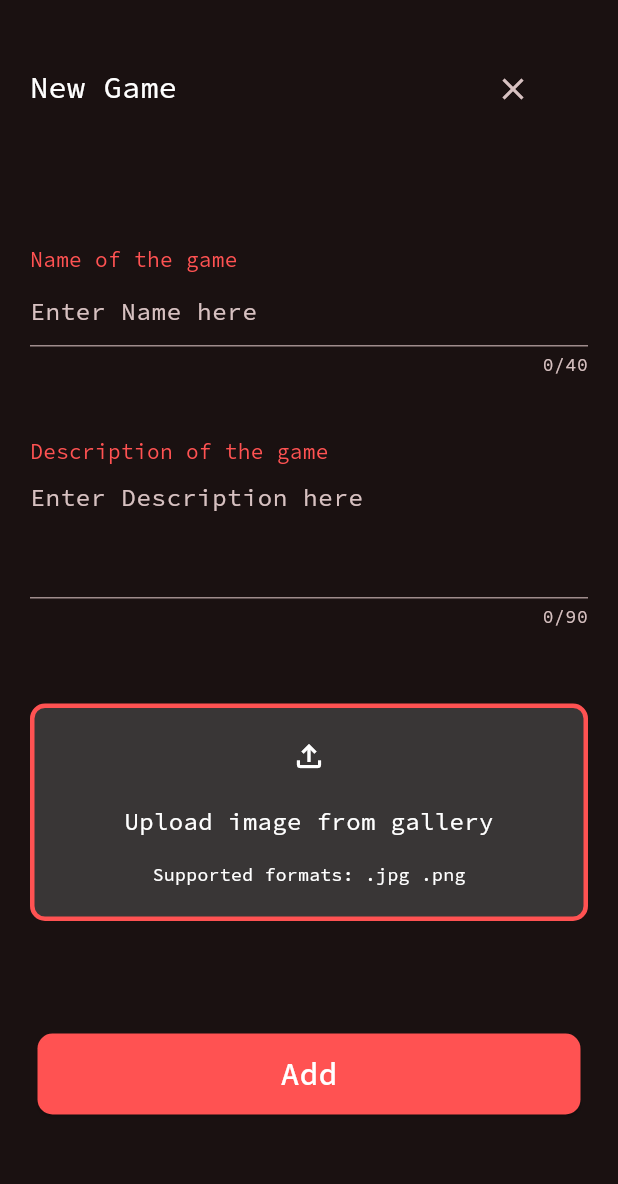
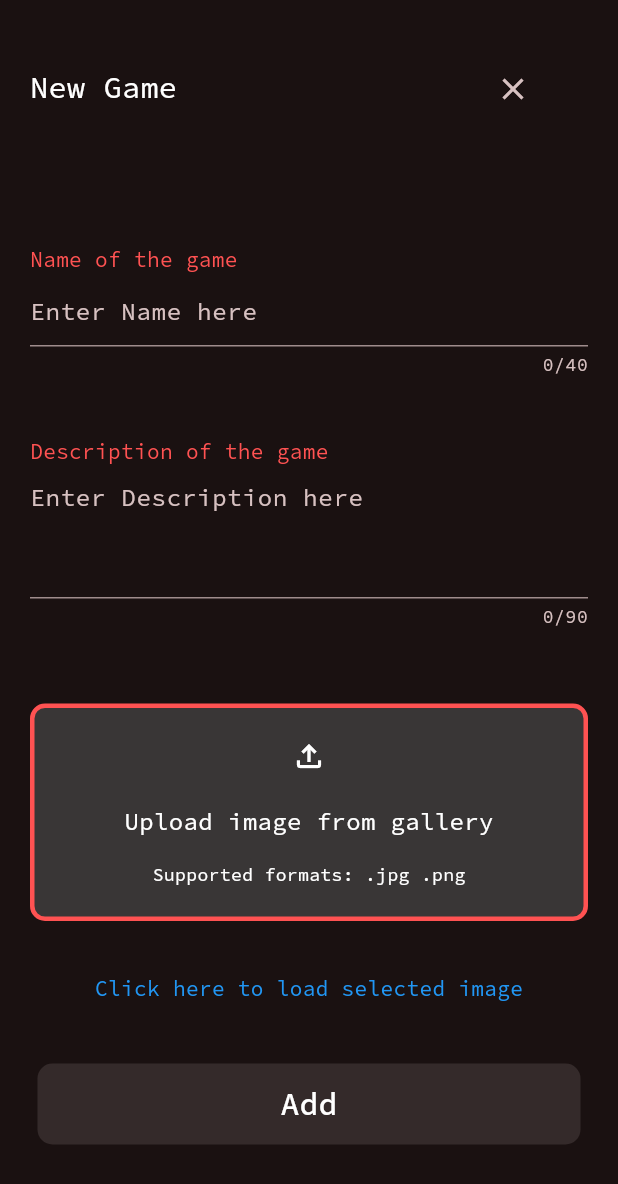
Before and after one commit to nikhil-RGB/gaming-tracker, a Flutter app: the AddGamePage screen opened directly, on a phone screen of 412 x 824 dp. Shown: the top 1184 px of the screen. Run offline on Flutter 3.47's test engine with Material 3 defaults, Android fonts, the phone set to English and light mode, and no system bars; our stand-ins replace calendar_date_picker2, fluttertoast, gap, google_fonts, image_picker.

Commit message:
✨ Add image picker(from gallery)

```diff
--- a/lib/pages/AddGamePage.dart
+++ b/lib/pages/AddGamePage.dart
@@ -1,6 +1,11 @@
+import 'dart:io';
+
 import 'package:flutter/material.dart';
 import 'package:gap/gap.dart';
 import 'package:fluttertoast/fluttertoast.dart';
+import 'package:image_picker/image_picker.dart';
+
+XFile? image;
 
 class AddGamePage extends StatefulWidget {
   @override
@@ -12,7 +17,6 @@ class _AddGamePageState extends State<AddGamePage> {
   final TextEditingController _description = TextEditingController();
   @override
   Widget build(BuildContext context) {
-    ThemeData theme = Theme.of(context);
     return Scaffold(
       // resizeToAvoidBottomInset: false,
       body: SingleChildScrollView(
@@ -47,7 +51,9 @@ class _AddGamePageState extends State<AddGamePage> {
             buildDescriptionField(),
             Gap(10),
             buildImageContainer(),
-            Gap(30),
+            const Gap(5),
+            _clickToLoad(),
+            const Gap(5),
             buildSubmitButton(),
           ],
         ),
@@ -55,6 +61,26 @@ class _AddGamePageState extends State<AddGamePage> {
     );
   }
 
+  //Click here to load image text
+  Widget _clickToLoad() {
+    return GestureDetector(
+      //on user tap.
+      onTap: () {
+        setState(() {});
+      },
+      child: const Center(
+        child: Padding(
+          padding: EdgeInsets.all(10.0),
+          child: Text(
+            "Click here to load selected image",
+            style: TextStyle(fontSize: 14, color: Colors.blue),
+          ),
+        ),
+      ),
+    );
+  }
+
+  //builds the name field
   Widget buildNameField() {
     return Padding(
       padding: const EdgeInsets.all(20.0),
@@ -70,6 +96,9 @@ class _AddGamePageState extends State<AddGamePage> {
             ),
           ),
           TextField(
+            onChanged: (value) {
+              setState(() {});
+            },
             controller: _name,
             maxLength: 40,
             style: const TextStyle(color: Colors.white),
@@ -82,6 +111,7 @@ class _AddGamePageState extends State<AddGamePage> {
     );
   }
 
+  //Builds the description field
   Widget buildDescriptionField() {
     return Padding(
       padding: const EdgeInsets.all(20.0),
@@ -97,6 +127,9 @@ class _AddGamePageState extends State<AddGamePage> {
             ),
           ),
           TextField(
+            onChanged: (value) {
+              setState(() {});
+            },
             controller: _description,
             maxLines: 3,
             maxLength: 90,
@@ -114,6 +147,13 @@ class _AddGamePageState extends State<AddGamePage> {
   Widget buildImageContainer() {
     return Padding(
       padding: const EdgeInsets.all(20.0),
+      child: InkWell(
+        onTap: () {
+          setState(() {
+            image = null;
+            _pickImage();
+          });
+        },
         child: Container(
           decoration: BoxDecoration(
             color: Color.fromARGB(255, 57, 54, 54),
@@ -123,7 +163,13 @@ class _AddGamePageState extends State<AddGamePage> {
             ),
             borderRadius: BorderRadius.circular(10.0),
           ),
-        child: const Padding(
+          child: (image != null)
+              ? SizedBox(
+                  width: 460,
+                  height: 270,
+                  child: Image.file(File(image!.path)),
+                )
+              : const Padding(
                   padding: EdgeInsets.all(20.0),
                   child: Center(
                     child: Column(
@@ -140,8 +186,9 @@ class _AddGamePageState extends State<AddGamePage> {
                         Text(
                           "Supported formats: .jpg .png",
                           style: TextStyle(fontSize: 12, color: Colors.white),
-                )
+                        ),
                       ],
+                    ),
                   ),
                 ),
         ),
@@ -161,7 +208,8 @@ class _AddGamePageState extends State<AddGamePage> {
             ),
             backgroundColor: Colors.redAccent,
           ),
-          onPressed: () {
+          onPressed: isDataValid()
+              ? () {
                   save();
                   Fluttertoast.showToast(
                       msg: "Entry Saved!",
@@ -172,7 +220,8 @@ class _AddGamePageState extends State<AddGamePage> {
                       textColor: Colors.white,
                       fontSize: 16.0);
                   Navigator.of(context).pop();
-          },
+                }
+              : null,
           child: const Padding(
             padding: EdgeInsets.all(12.0),
             child: Center(
@@ -188,6 +237,44 @@ class _AddGamePageState extends State<AddGamePage> {
     );
   }
 
+  //Checks whether the inputted data is valid or not
+  bool isDataValid() {
+    return !((_name.text.replaceAll(" ", "")).isEmpty ||
+        _description.text.replaceAll(" ", "").isEmpty ||
+        image == null);
+  }
+
   //TO-DO:Implement data persistence via hive boxes
-  void save() {}
+  void save() {
+    image = null;
   }
+
+  //Pick image from gallery
+  Future _pickImage() async {
+    image = await ImagePicker().pickImage(source: ImageSource.gallery);
+  }
+
+  //retrieves an image which might have been lost before
+  Future<void> getLostData() async {
+    final ImagePicker picker = ImagePicker();
+    final LostDataResponse response = await picker.retrieveLostData();
+    if (response.isEmpty) {
+      return;
+    }
+    final List<XFile>? files = response.files;
+    try {
+      if (files != null) {
+        image = files[0];
+      }
+    } catch (response) {
+      Fluttertoast.showToast(
+          msg: "An error ocurred!",
+          toastLength: Toast.LENGTH_SHORT,
+          gravity: ToastGravity.BOTTOM,
+          timeInSecForIosWeb: 1,
+          backgroundColor: Color.fromARGB(255, 41, 40, 40),
+          textColor: Colors.white,
+          fontSize: 16.0);
+    }
+  }
+}
--- a/pubspec.yaml
+++ b/pubspec.yaml
@@ -20,6 +20,7 @@ dependencies:
   google_fonts: ^6.1.0
   gap: ^3.0.1
   fluttertoast: ^8.2.4
+  image_picker: ^1.0.7
 
 dev_dependencies:
   flutter_test:
```
Also changed, not shown: pubspec.lock, 5 other files. Lines whose indentation alone changed are shown as unchanged.
